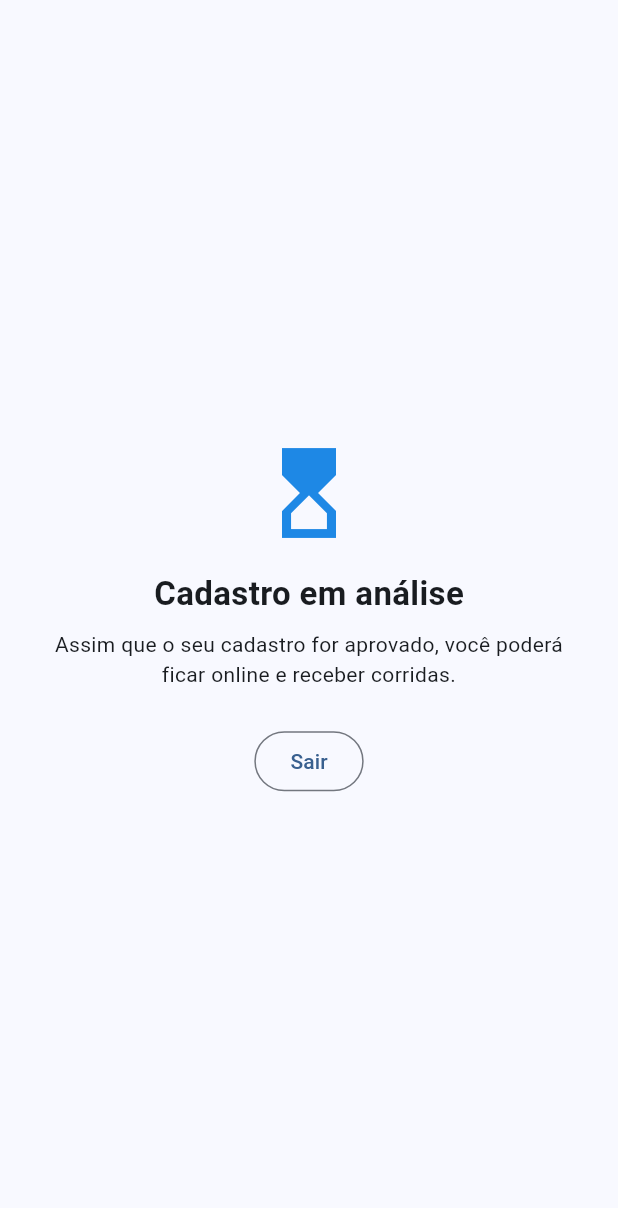
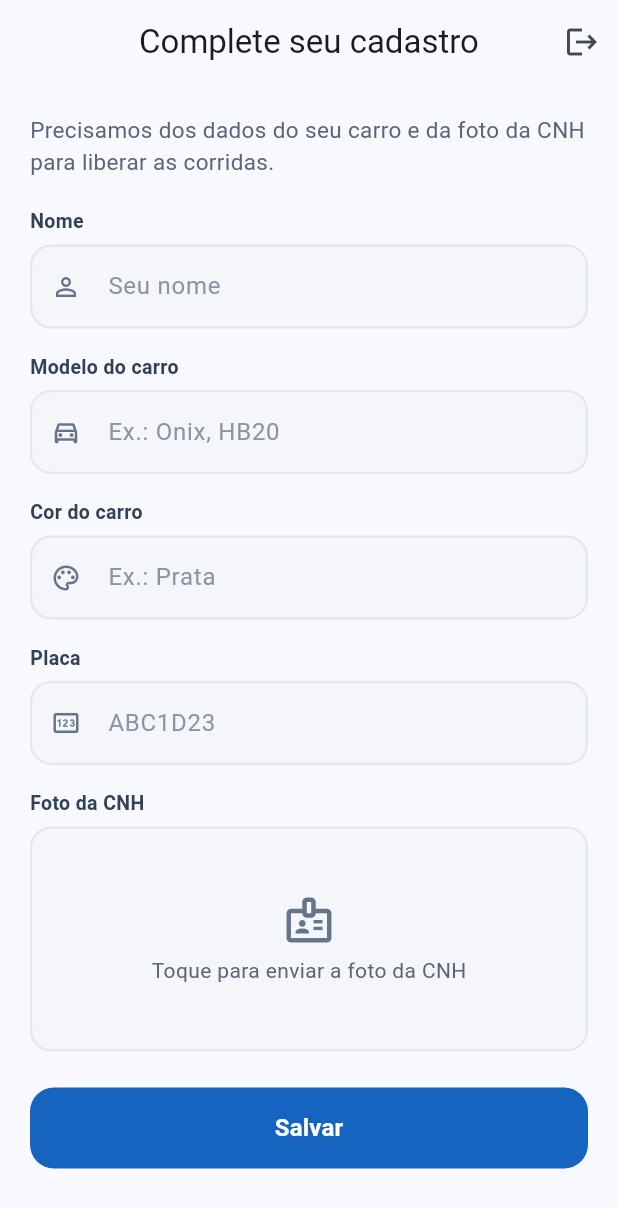
Before and after one commit to XProzzinho/PiraCarMotorista, a Flutter app: the screen it shows once a user with an empty profile is signed in, on a phone screen of 412 x 824 dp. Shown: the top 1208 px of the screen. Run offline on Flutter 3.47's test engine with Material 3 defaults, Android fonts, the phone set to English and light mode, and no system bars; our stand-ins replace cloud_firestore, firebase_auth, firebase_core, geolocator, google_maps_flutter, image_picker; accounts and stored records are empty; network calls fail.

Commit message:
Cadastro com modelo, cor, placa e foto da CNH

```diff
--- /dev/null
+++ b/lib/cadastro_veiculo.dart
@@ -0,0 +1,309 @@
+import 'dart:convert';
+import 'dart:typed_data';
+
+import 'package:cloud_firestore/cloud_firestore.dart';
+import 'package:firebase_auth/firebase_auth.dart';
+import 'package:flutter/material.dart';
+import 'package:image_picker/image_picker.dart';
+
+const _azul = Color(0xFF1565C0);
+const _campoFundo = Color(0xFFF4F6FA);
+const _campoBorda = Color(0xFFE2E8F0);
+
+// Limite de tamanho da foto (o Firestore aceita até 1 MB por documento).
+const _limiteBytes = 700 * 1024;
+
+/// Abre a câmera ou a galeria e devolve a foto da CNH já reduzida.
+Future<Uint8List?> escolherFotoCnh(BuildContext context) async {
+  final origem = await showModalBottomSheet<ImageSource>(
+    context: context,
+    builder: (c) => SafeArea(
+      child: Column(
+        mainAxisSize: MainAxisSize.min,
+        children: [
+          const Padding(
+            padding: EdgeInsets.all(16),
+            child: Text('Foto da CNH',
+                style: TextStyle(fontSize: 18, fontWeight: FontWeight.bold)),
+          ),
+          ListTile(
+            leading: const Icon(Icons.photo_camera_outlined),
+            title: const Text('Tirar foto agora'),
+            onTap: () => Navigator.pop(c, ImageSource.camera),
+          ),
+          ListTile(
+            leading: const Icon(Icons.photo_library_outlined),
+            title: const Text('Escolher da galeria'),
+            onTap: () => Navigator.pop(c, ImageSource.gallery),
+          ),
+          const SizedBox(height: 8),
+        ],
+      ),
+    ),
+  );
+  if (origem == null) return null;
+
+  final picker = ImagePicker();
+  for (final (largura, qualidade) in [(1280.0, 60), (1000.0, 45), (800.0, 35)]) {
+    final foto = await picker.pickImage(
+      source: origem,
+      maxWidth: largura,
+      maxHeight: largura,
+      imageQuality: qualidade,
+    );
+    if (foto == null) return null;
+    final bytes = await foto.readAsBytes();
+    if (bytes.length <= _limiteBytes) return bytes;
+    if (!context.mounted) return null;
+    ScaffoldMessenger.of(context).showSnackBar(const SnackBar(
+        content: Text('Foto muito grande, escolha de novo para reduzir.')));
+  }
+  return null;
+}
+
+/// Salva a foto da CNH num documento separado (cnh/{uid}), para não pesar
+/// as listas de motoristas.
+Future<void> salvarCnh(String uid, Uint8List bytes) {
+  return FirebaseFirestore.instance.collection('cnh').doc(uid).set({
+    'foto': base64Encode(bytes),
+    'enviadoEm': FieldValue.serverTimestamp(),
+  });
+}
+
+/// Quadro para escolher e ver a foto da CNH.
+class CampoFotoCnh extends StatelessWidget {
+  const CampoFotoCnh({super.key, required this.foto, required this.onTap});
+
+  final Uint8List? foto;
+  final VoidCallback onTap;
+
+  @override
+  Widget build(BuildContext context) {
+    return InkWell(
+      onTap: onTap,
+      borderRadius: BorderRadius.circular(14),
+      child: Container(
+        height: 150,
+        decoration: BoxDecoration(
+          color: _campoFundo,
+          borderRadius: BorderRadius.circular(14),
+          border: Border.all(
+              color: foto == null ? _campoBorda : _azul, width: 1.5),
+        ),
+        clipBehavior: Clip.antiAlias,
+        child: foto == null
+            ? const Column(
+                mainAxisAlignment: MainAxisAlignment.center,
+                children: [
+                  Icon(Icons.badge_outlined, size: 36, color: Color(0xFF64748B)),
+                  SizedBox(height: 6),
+                  Text('Toque para enviar a foto da CNH',
+                      style: TextStyle(color: Color(0xFF5B6577))),
+                ],
+              )
+            : Stack(
+                fit: StackFit.expand,
+                children: [
+                  Image.memory(foto!, fit: BoxFit.cover),
+                  Positioned(
+                    right: 8,
+                    bottom: 8,
+                    child: Container(
+                      padding: const EdgeInsets.symmetric(
+                          horizontal: 10, vertical: 5),
+                      decoration: BoxDecoration(
+                        color: Colors.black54,
+                        borderRadius: BorderRadius.circular(20),
+                      ),
+                      child: const Text('Trocar foto',
+                          style: TextStyle(color: Colors.white, fontSize: 12)),
+                    ),
+                  ),
+                ],
+              ),
+      ),
+    );
+  }
+}
+
+InputDecoration decoracaoCampo(String dica, IconData icone) {
+  final borda = OutlineInputBorder(
+    borderRadius: BorderRadius.circular(14),
+    borderSide: const BorderSide(color: _campoBorda, width: 1.5),
+  );
+  return InputDecoration(
+    hintText: dica,
+    hintStyle: const TextStyle(color: Color(0xFF8A94A6)),
+    prefixIcon: Icon(icone, color: const Color(0xFF64748B), size: 20),
+    filled: true,
+    fillColor: _campoFundo,
+    contentPadding: const EdgeInsets.symmetric(vertical: 16),
+    enabledBorder: borda,
+    border: borda,
+    focusedBorder:
+        borda.copyWith(borderSide: const BorderSide(color: _azul, width: 1.5)),
+  );
+}
+
+Widget rotuloCampo(String texto) => Padding(
+      padding: const EdgeInsets.only(bottom: 6),
+      child: Text(texto,
+          style: const TextStyle(
+              fontSize: 13,
+              fontWeight: FontWeight.w600,
+              color: Color(0xFF334155))),
+    );
+
+/// Tela para o motorista completar os dados do carro e enviar a CNH
+/// (aparece para quem se cadastrou antes ou entrou com o Google).
+class CompletarCadastroPage extends StatefulWidget {
+  const CompletarCadastroPage({super.key, required this.dados});
+
+  final Map<String, dynamic> dados;
+
+  @override
+  State<CompletarCadastroPage> createState() => _CompletarCadastroPageState();
+}
+
+class _CompletarCadastroPageState extends State<CompletarCadastroPage> {
+  late final _nome = TextEditingController(text: _txt('nome'));
+  late final _modelo = TextEditingController(text: _txt('carro'));
+  late final _cor = TextEditingController(text: _txt('cor'));
+  late final _placa = TextEditingController(text: _txt('placa'));
+  Uint8List? _cnh;
+  bool _salvando = false;
+
+  String _txt(String k) => (widget.dados[k] ?? '').toString();
+  bool get _jaTemCnh => widget.dados['temCnh'] == true;
+
+  @override
+  void dispose() {
+    _nome.dispose();
+    _modelo.dispose();
+    _cor.dispose();
+    _placa.dispose();
+    super.dispose();
+  }
+
+  void _aviso(String msg) {
+    if (!mounted) return;
+    ScaffoldMessenger.of(context).showSnackBar(SnackBar(content: Text(msg)));
+  }
+
+  Future<void> _escolherCnh() async {
+    final foto = await escolherFotoCnh(context);
+    if (foto != null && mounted) setState(() => _cnh = foto);
+  }
+
+  Future<void> _salvar() async {
+    if ([_nome, _modelo, _cor, _placa].any((c) => c.text.trim().isEmpty)) {
+      _aviso('Preencha nome, modelo, cor e placa do carro.');
+      return;
+    }
+    if (_cnh == null && !_jaTemCnh) {
+      _aviso('Envie a foto da sua CNH.');
+      return;
+    }
+    setState(() => _salvando = true);
+    try {
+      final uid = FirebaseAuth.instance.currentUser!.uid;
+      if (_cnh != null) await salvarCnh(uid, _cnh!);
+      await FirebaseFirestore.instance.collection('users').doc(uid).update({
+        'nome': _nome.text.trim(),
+        'carro': _modelo.text.trim(),
+        'cor': _cor.text.trim(),
+        'placa': _placa.text.trim().toUpperCase(),
+        'temCnh': true,
+      });
+    } catch (e) {
+      _aviso('Não foi possível salvar: $e');
+    } finally {
+      if (mounted) setState(() => _salvando = false);
+    }
+  }
+
+  @override
+  Widget build(BuildContext context) {
+    return Scaffold(
+      appBar: AppBar(
+        title: const Text('Complete seu cadastro'),
+        centerTitle: true,
+        actions: [
+          IconButton(
+            tooltip: 'Sair',
+            icon: const Icon(Icons.logout),
+            onPressed: () => FirebaseAuth.instance.signOut(),
+          ),
+        ],
+      ),
+      body: SafeArea(
+        child: ListView(
+          padding: const EdgeInsets.all(20),
+          children: [
+            const Text(
+              'Precisamos dos dados do seu carro e da foto da CNH para '
+              'liberar as corridas.',
+              style: TextStyle(fontSize: 15, color: Color(0xFF5B6577)),
+            ),
+            const SizedBox(height: 20),
+            rotuloCampo('Nome'),
+            TextField(
+              controller: _nome,
+              textCapitalization: TextCapitalization.words,
+              decoration: decoracaoCampo('Seu nome', Icons.person_outline),
+            ),
+            const SizedBox(height: 16),
+            rotuloCampo('Modelo do carro'),
+            TextField(
+              controller: _modelo,
+              textCapitalization: TextCapitalization.sentences,
+              decoration: decoracaoCampo(
+                  'Ex.: Onix, HB20', Icons.directions_car_outlined),
+            ),
+            const SizedBox(height: 16),
+            rotuloCampo('Cor do carro'),
+            TextField(
+              controller: _cor,
+              textCapitalization: TextCapitalization.sentences,
+              decoration:
+                  decoracaoCampo('Ex.: Prata', Icons.palette_outlined),
+            ),
+            const SizedBox(height: 16),
+            rotuloCampo('Placa'),
+            TextField(
+              controller: _placa,
+              textCapitalization: TextCapitalization.characters,
+              decoration: decoracaoCampo('ABC1D23', Icons.pin_outlined),
+            ),
+            const SizedBox(height: 16),
+            rotuloCampo(_jaTemCnh
+                ? 'Foto da CNH (já enviada, toque para trocar)'
+                : 'Foto da CNH'),
+            CampoFotoCnh(foto: _cnh, onTap: _escolherCnh),
+            const SizedBox(height: 24),
+            SizedBox(
+              height: 54,
+              child: FilledButton(
+                onPressed: _salvando ? null : _salvar,
+                style: FilledButton.styleFrom(
+                  backgroundColor: _azul,
+                  shape: RoundedRectangleBorder(
+                      borderRadius: BorderRadius.circular(16)),
+                ),
+                child: _salvando
+                    ? const SizedBox(
+                        width: 22,
+                        height: 22,
+                        child: CircularProgressIndicator(
+                            strokeWidth: 2.5, color: Colors.white))
+                    : const Text('Salvar',
+                        style: TextStyle(
+                            fontSize: 16, fontWeight: FontWeight.w700)),
+              ),
+            ),
+          ],
+        ),
+      ),
+    );
+  }
+}
--- a/lib/home_page.dart
+++ b/lib/home_page.dart
@@ -8,6 +8,7 @@ import 'package:flutter/services.dart';
 import 'package:geolocator/geolocator.dart';
 import 'package:google_maps_flutter/google_maps_flutter.dart';
 
+import 'cadastro_veiculo.dart';
 import 'rota.dart';
 
 const _azul = Color(0xFF1E88E5);
@@ -74,7 +75,15 @@ class HomePage extends StatelessWidget {
           return const Scaffold(
               body: Center(child: CircularProgressIndicator()));
         }
+        if (!snap.data!.exists) {
+          return const Scaffold(
+              body: Center(child: CircularProgressIndicator()));
+        }
         final dados = snap.data!.data() ?? {};
+        final incompleto = dados['temCnh'] != true ||
+            (dados['cor'] ?? '').toString().trim().isEmpty ||
+            (dados['placa'] ?? '').toString().trim().isEmpty;
+        if (incompleto) return CompletarCadastroPage(dados: dados);
         if (dados['aprovado'] != true) return const _EmAnalise();
         return _MapaMotorista(dados: dados);
       },
@@ -674,7 +683,9 @@ class _MapaMotoristaState extends State<_MapaMotorista> {
           ),
           ListTile(
             leading: const Icon(Icons.directions_car),
-            title: Text((d['carro'] ?? '-').toString()),
+            title: Text([d['carro'], d['cor']]
+                .where((v) => (v ?? '').toString().trim().isNotEmpty)
+                .join(' • ')),
             subtitle: const Text('Carro'),
           ),
           ListTile(
--- a/lib/login_page.dart
+++ b/lib/login_page.dart
@@ -1,9 +1,12 @@
 import 'dart:math' as math;
+import 'dart:typed_data';
 
 import 'package:cloud_firestore/cloud_firestore.dart';
 import 'package:firebase_auth/firebase_auth.dart';
 import 'package:flutter/material.dart';
 import 'package:flutter/services.dart';
+
+import 'cadastro_veiculo.dart';
 
 const _azulNoite = Color(0xFF0B2545);
 const _azul = Color(0xFF1565C0);
@@ -23,17 +26,20 @@ class LoginPage extends StatefulWidget {
 class _LoginPageState extends State<LoginPage> {
   final _nome = TextEditingController();
   final _carro = TextEditingController();
+  final _cor = TextEditingController();
   final _placa = TextEditingController();
   final _email = TextEditingController();
   final _senha = TextEditingController();
   bool _cadastro = false;
   bool _carregando = false;
   bool _mostrarSenha = false;
+  Uint8List? _cnh;
 
   @override
   void dispose() {
     _nome.dispose();
     _carro.dispose();
+    _cor.dispose();
     _placa.dispose();
     _email.dispose();
     _senha.dispose();
@@ -45,16 +51,23 @@ class _LoginPageState extends State<LoginPage> {
     ScaffoldMessenger.of(context).showSnackBar(SnackBar(content: Text(msg)));
   }
 
-  Future<void> _salvarPerfil(User user, String nome) {
+  Future<void> _salvarPerfil(User user, String nome, {bool temCnh = false}) {
     return FirebaseFirestore.instance.collection('users').doc(user.uid).set({
       'nome': nome,
       'email': user.email,
       'carro': _carro.text.trim(),
+      'cor': _cor.text.trim(),
       'placa': _placa.text.trim().toUpperCase(),
+      'temCnh': temCnh,
       'role': 'motorista',
       'aprovado': false,
       'criadoEm': FieldValue.serverTimestamp(),
     });
+  }
+
+  Future<void> _escolherCnh() async {
+    final foto = await escolherFotoCnh(context);
+    if (foto != null && mounted) setState(() => _cnh = foto);
   }
 
   /// Encerra a sessão se a conta não for de motorista.
@@ -70,13 +83,27 @@ class _LoginPageState extends State<LoginPage> {
   }
 
   Future<void> _enviar() async {
+    if (_cadastro) {
+      final vazio = [_nome, _carro, _cor, _placa]
+          .any((c) => c.text.trim().isEmpty);
+      if (vazio) {
+        _aviso('Preencha nome, modelo, cor e placa do carro.');
+        return;
+      }
+      if (_cnh == null) {
+        _aviso('Envie a foto da sua CNH.');
+        return;
+      }
+    }
     setState(() => _carregando = true);
     try {
       final auth = FirebaseAuth.instance;
       if (_cadastro) {
         final cred = await auth.createUserWithEmailAndPassword(
             email: _email.text.trim(), password: _senha.text);
-        await _salvarPerfil(cred.user!, _nome.text.trim());
+        final cnh = _cnh!;
+        await salvarCnh(cred.user!.uid, cnh);
+        await _salvarPerfil(cred.user!, _nome.text.trim(), temCnh: true);
       } else {
         final cred = await auth.signInWithEmailAndPassword(
             email: _email.text.trim(), password: _senha.text);
@@ -84,6 +111,8 @@ class _LoginPageState extends State<LoginPage> {
       }
     } on FirebaseAuthException catch (e) {
       _aviso(e.message ?? 'Erro ao entrar');
+    } catch (e) {
+      _aviso('Não foi possível concluir: $e');
     } finally {
       if (mounted) setState(() => _carregando = false);
     }
@@ -246,12 +275,19 @@ class _LoginPageState extends State<LoginPage> {
             decoration: _decoracao('Seu nome', Icons.person_outline),
           ),
           const SizedBox(height: 16),
-          _rotulo('Carro'),
+          _rotulo('Modelo do carro'),
           TextField(
             controller: _carro,
             textCapitalization: TextCapitalization.sentences,
             decoration:
-                _decoracao('Modelo e cor', Icons.directions_car_outlined),
+                _decoracao('Ex.: Onix, HB20', Icons.directions_car_outlined),
+          ),
+          const SizedBox(height: 16),
+          _rotulo('Cor do carro'),
+          TextField(
+            controller: _cor,
+            textCapitalization: TextCapitalization.sentences,
+            decoration: _decoracao('Ex.: Prata', Icons.palette_outlined),
           ),
           const SizedBox(height: 16),
           _rotulo('Placa'),
@@ -260,6 +296,9 @@ class _LoginPageState extends State<LoginPage> {
             textCapitalization: TextCapitalization.characters,
             decoration: _decoracao('ABC1D23', Icons.pin_outlined),
           ),
+          const SizedBox(height: 16),
+          _rotulo('Foto da CNH'),
+          CampoFotoCnh(foto: _cnh, onTap: _escolherCnh),
           const SizedBox(height: 16),
         ],
         _rotulo('E-mail'),
--- a/pubspec.yaml
+++ b/pubspec.yaml
@@ -16,6 +16,7 @@ dependencies:
   geolocator: ^13.0.1
   http: ^1.2.2
   flutter_ringtone_player: ^4.0.0+3
+  image_picker: ^1.1.2
 
 dependency_overrides:
   geolocator_android: 4.6.1
```
